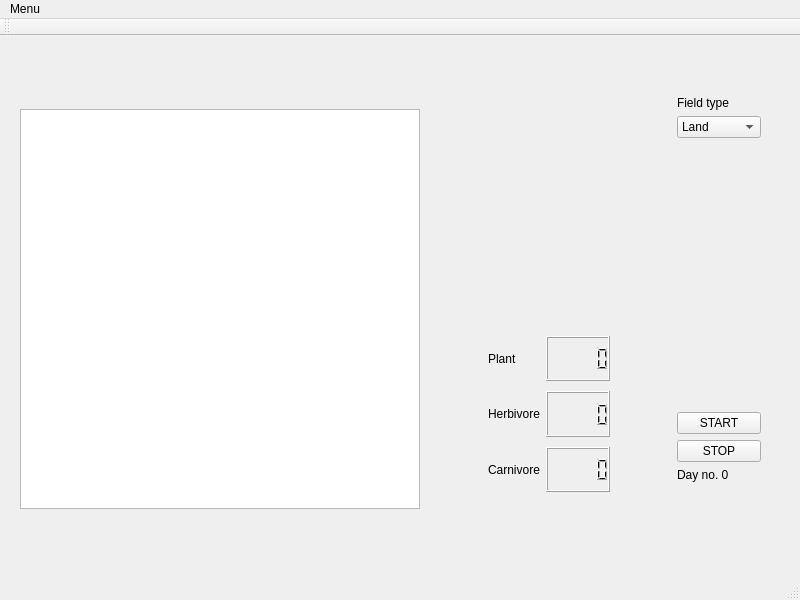
Above: mainwindow.ui from Climberwis/LgoEV_QT before the change. Below: the same form after it.
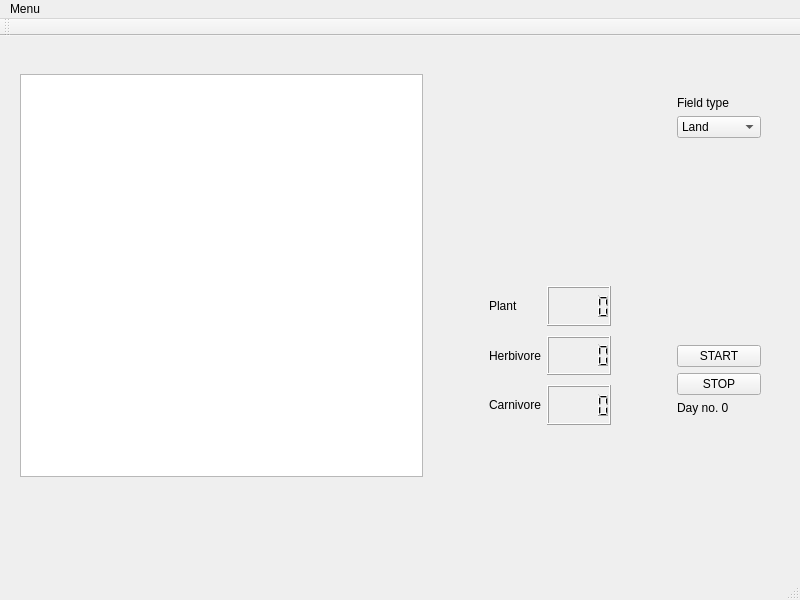
That is the form after the change.

```diff
--- a/mainwindow.ui
+++ b/mainwindow.ui
@@ -20,7 +20,7 @@
       <x>0</x>
       <y>0</y>
       <width>801</width>
-      <height>546</height>
+      <height>479</height>
      </rect>
     </property>
     <layout class="QHBoxLayout" name="horizontalLayout_3">
@@ -54,6 +54,21 @@
              <height>400</height>
             </size>
            </property>
+           <property name="maximumSize">
+            <size>
+             <width>403</width>
+             <height>403</height>
+            </size>
+           </property>
+           <property name="sizeIncrement">
+            <size>
+             <width>0</width>
+             <height>0</height>
+            </size>
+           </property>
+           <property name="alignment">
+            <set>Qt::AlignCenter</set>
+           </property>
           </widget>
          </item>
          <item>
@@ -91,7 +106,7 @@
              <property name="sizeHint" stdset="0">
               <size>
                <width>20</width>
-               <height>270</height>
+               <height>220</height>
               </size>
              </property>
             </spacer>
@@ -156,8 +171,8 @@
              </property>
              <property name="sizeHint" stdset="0">
               <size>
-               <width>20</width>
-               <height>270</height>
+               <width>61</width>
+               <height>220</height>
               </size>
              </property>
             </spacer>
```
Left out of the diff: 2 changed lines with no effect on the pictures.
